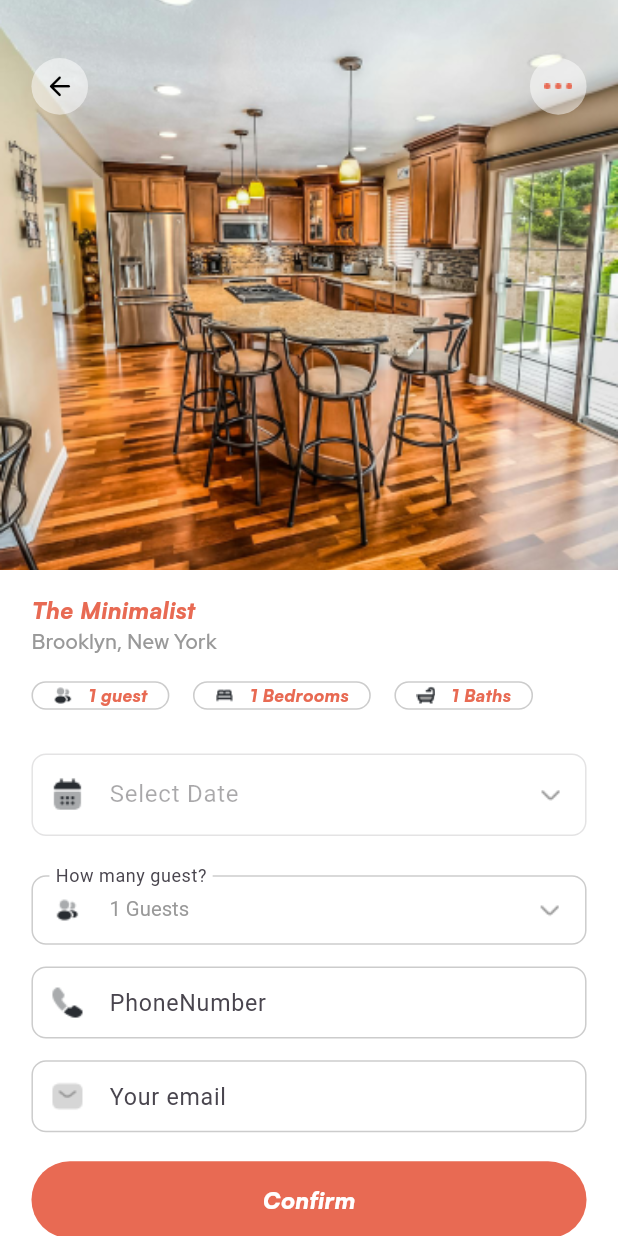
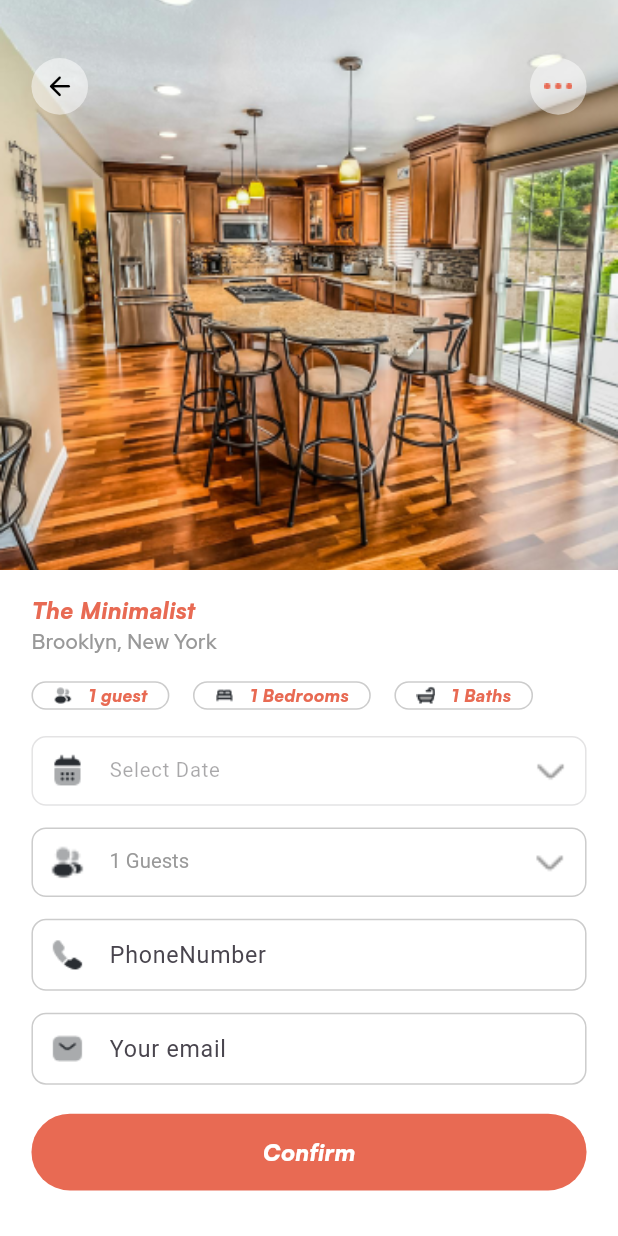
Before and after one commit to OmarMushtaha2020/Real_Estate_App, a Flutter app: the screen it shows after launch, on a phone screen of 412 x 824 dp. Run offline on Flutter 3.47's test engine with Material 3 defaults, Android fonts, the phone set to English and light mode, and no system bars; our stand-ins replace animate_do, calendar_date_picker2, device_preview, flutter_screenutil, get, google_maps_flutter and 3 more.

Commit message:
finish  the ui of  appointment_schedule

```diff
--- a/lib/app/components/common_widget/text_form_widget.dart
+++ b/lib/app/components/common_widget/text_form_widget.dart
@@ -24,7 +24,8 @@ TextFormFieldWidget(this.controller,this.hint,this.radius,this.validatorText,thi
         return null;
     },
       style: TextStyle(
-        fontSize: 16.sp
+        fontSize: 16.sp,
+        color:  color??Color(0xFF999999),
       ),
 
     decoration: InputDecoration(
--- a/lib/app/modules/home/views/appointment_schedule_view.dart
+++ b/lib/app/modules/home/views/appointment_schedule_view.dart
@@ -1,3 +1,4 @@
+import 'package:flutter/cupertino.dart';
 import 'package:flutter/material.dart';
 import 'package:flutter_screenutil/flutter_screenutil.dart';
 import 'package:get/get.dart';
@@ -44,7 +45,12 @@ class AppointmentScheduleView extends GetView<AppointmentScheduleController> {
                         padding:  EdgeInsets.symmetric(horizontal: 20.w,vertical: 40.h),
                         child: Row(
                           children: [
-                            Container(
+                            GestureDetector(
+                              onTap: (){
+                                Get.offNamed('/property_details');
+
+                              },
+                              child: Container(
                                 height: 36.w,
                                 width: 36.w,
                                 decoration: BoxDecoration(
@@ -55,6 +61,7 @@ class AppointmentScheduleView extends GetView<AppointmentScheduleController> {
                                   Icons.arrow_back_rounded,
                                   size: 20.w,
                                   color: Colors.black,
+                                ),
                               ),
                             ),
                             Spacer(),
@@ -228,16 +235,20 @@ class AppointmentScheduleView extends GetView<AppointmentScheduleController> {
 
                                   firstDate: DateTime(2000),
                                   lastDate: DateTime(2101),
+                                      dayTextStyle: TextStyle(
+                                        fontSize: 8.sp, // Adjust this size for unselected dates
+                                        color: Colors.black, // Set the color for unselected dates
+                                      ),
                                selectedRangeHighlightColor: Color(0xFFE86A53).withOpacity(0.80),
                                   selectedDayHighlightColor: Color(0xFFE86A53),
                                   selectedRangeDayTextStyle:TextStyle(
                                     color: Colors.white,
-                                    fontSize: 12.sp
+                                    fontSize: 8.sp
 
                                   ) ,
                                   calendarType: CalendarDatePicker2Type.range,
                                 ),
-                                dialogSize: Size(Get.width, Get.height/2),
+                                dialogSize: Size(MediaQuery.of(context).size.width/1.5, MediaQuery.of(context).size.height/2),
                                     dialogBackgroundColor: Colors.white
 
 
@@ -251,11 +262,17 @@ class AppointmentScheduleView extends GetView<AppointmentScheduleController> {
                               }
                             },
                             child: Container(
-                              padding: EdgeInsets.symmetric(vertical: 12.h),
+                              height:48.h,
+                              child: Column(
+                                children: [
+                                  Container(
+                                    height: 48.h,
                                     child: TextFormField(
                                       controller: controller.dateRangeController,
                                       enabled: false,
-                                style: TextStyle(fontSize: 16.sp),
+                                      style: TextStyle(                                    fontSize: 14.sp
+                                      ),
+
                                       decoration: InputDecoration(
                                         focusedBorder: OutlineInputBorder(
                                           borderSide:
@@ -272,18 +289,40 @@ class AppointmentScheduleView extends GetView<AppointmentScheduleController> {
                                           borderRadius: BorderRadius.circular(
                                               10.r), // Custom border radius
                                         ),
-                                  suffixIcon: ImageWidget(
+                                        suffixIcon: Column(
+                                          mainAxisAlignment: MainAxisAlignment.center,
+
+                                          children: [
+                                            ImageWidget(
                                               "assets/image/arrow_right.png",
+                                              fit: BoxFit.contain,
+
                                               height: 24.h,
                                               width: 24.w,
                                             ),
-                                  prefixIcon: ImageWidget(
+                                          ],
+                                        ),
+                                        prefixIcon: Column(
+                                          mainAxisAlignment: MainAxisAlignment.center,
+
+                                          children: [
+                                            ImageWidget(
                                               "assets/image/calendar.png",
                                               height: 24.h,
+                                              fit: BoxFit.contain,
+
                                               width: 24.w,
                                             ),
+                                          ],
+                                        ),
                                         labelText: 'Select Date',
+                                        labelStyle: TextStyle(
+                                          fontSize: 14.sp
+                                        )
                                       ),
+                                    ),
+                                  ),
+                                ],
                               ),
                             ),
                           ),
@@ -330,16 +369,29 @@ class AppointmentScheduleView extends GetView<AppointmentScheduleController> {
                                     borderRadius: BorderRadius.circular(
                                         10.r), // Custom border radius
                                   ),
-                                  labelText: 'How many guest?',
-prefixIcon:  ImageWidget(
+prefixIcon:  Column(
+  mainAxisAlignment: MainAxisAlignment.center,
+
+  children: [
+    ImageWidget(
                                       "assets/image/profile-2user.png",
                                       height: 24.h,
                                       width: 24.w,
+      fit: BoxFit.contain,
+
     ),
-                                  suffixIcon: ImageWidget(
+  ],
+),
+                                  suffixIcon: Column(
+                                    mainAxisAlignment: MainAxisAlignment.center,
+                                    children: [
+                                      ImageWidget(
                                         "assets/image/arrow_right.png",
                                         height: 24.h,
+                                        fit: BoxFit.contain,
                                         width: 24.w,
+                                      ),
+                                    ],
                                   ),
                                 ),
                               ),
@@ -348,30 +400,43 @@ prefixIcon:  ImageWidget(
                           SizeBoxWidget(height: 15.h),
 
                           // TextFormField for third input
-                          TextFormFieldWidget(icon:   ImageWidget(
+                          TextFormFieldWidget(icon:   Column(
+                            mainAxisAlignment: MainAxisAlignment.center,
+                            children: [
+                              ImageWidget(
                                 "assets/image/call.png",
-                            height: 24.h,
+                                height: 24.h,fit: BoxFit.contain,
                                 width: 24.w,
 
-                          ),controller.phoneNumber,color: Color(0xFF999999),
+                              ),
+
+                            ],
+                          ),controller.phoneNumber,color: Color(0xFFcccccc),
                               "PhoneNumber", 10.r, "PhoneNumber", 10.h, 10.w),
                           SizeBoxWidget(height: 15.h),
 
-                          TextFormFieldWidget(icon:   ImageWidget(
+                          TextFormFieldWidget(icon:   Column(
+                            mainAxisAlignment: MainAxisAlignment.center,
+                            children: [
+                              ImageWidget(
                                 "assets/image/sms.png",
                                 height: 24.h,
+                                fit: BoxFit.contain,
                                 width: 24.w,
-                            color: Color(0xFF999999),
 
+                              ),
+                            ],
                           ),controller.email, "Your email",
-                              10.r, "Your email", 10.h, 10.w,),
+                              10.r, "Your email", 10.h, 10.w,color:  Color(0xFFcccccc),),
                           // TextFormField for fourth input
 
                           Spacer(),
                           Padding(
                             padding:  EdgeInsets.only(top: 20.h,bottom: 20.h),
                             child: GestureDetector(
-                              onTap: () {},
+                              onTap: () {
+                                Get.offNamed('/appointment_success');
+                              },
                               child: Container(
                                 height: 53.h,
                                 width: double.infinity,
--- a/lib/app/modules/home/views/appointment_success_view.dart
+++ b/lib/app/modules/home/views/appointment_success_view.dart
@@ -99,6 +99,7 @@ class AppointmentSuccessView extends GetView {
               Spacer(),
               GestureDetector(
                 onTap: (){
+                  Get.offNamed('/Layout');
 
                 },
                 child: Container(
--- a/lib/app/modules/home/views/property_owner_view.dart
+++ b/lib/app/modules/home/views/property_owner_view.dart
@@ -204,7 +204,10 @@ class PropertyOwnerView extends GetView<PropertyOwnerController> {
         ),
 Padding(
   padding:  EdgeInsets.only(top: 90.h),
-  child: ImageWidget("assets/image/error.png",height: 28.w,width: 28.w,fit: BoxFit.cover,),
+  child: GestureDetector(onTap: (){
+    Get.offNamed("/property_details");
+
+  },child: ImageWidget("assets/image/error.png",height: 28.w,width: 28.w,fit: BoxFit.cover,)),
 ),
       ],
     );
--- a/lib/app/routes/app_pages.dart
+++ b/lib/app/routes/app_pages.dart
@@ -1,8 +1,10 @@
 import 'package:get/get.dart';
+import 'package:real_estate_app/app/modules/home/controllers/chat_details_controller.dart';
 
 import 'package:real_estate_app/app/modules/home/views/appointment_schedule_view.dart';
 import 'package:real_estate_app/app/modules/home/views/appointment_success_view.dart';
 import 'package:real_estate_app/app/modules/home/views/book_mark_view.dart';
+import 'package:real_estate_app/app/modules/home/views/chat_details_view.dart';
 import 'package:real_estate_app/app/modules/home/views/chat_view.dart';
 import 'package:real_estate_app/app/modules/home/views/email_verification_view.dart';
 import 'package:real_estate_app/app/modules/home/views/filter_view.dart';
@@ -187,7 +189,13 @@ class AppPages {
       transition: Transition.downToUp, // Example of another custom transition
       transitionDuration: const Duration(milliseconds: 500),
       binding: AppBinding(),
+    ),
+    GetPage(
+      name: _Paths.ChatDetails,
+      page: () =>  ChatDetailsView(),
+      transition: Transition.downToUp, // Example of another custom transition
+      transitionDuration: const Duration(milliseconds: 500),
+      binding: AppBinding(),
     )
-
   ];
 }
--- a/lib/app/routes/app_routes.dart
+++ b/lib/app/routes/app_routes.dart
@@ -26,6 +26,7 @@ static const PropertyOwner=_Paths.PropertyOwner;
 static const PhotosDetails=_Paths.PhotosDetails;
 static const AppointmentSuccess=_Paths.AppointmentSuccess;
 static const AppointmentSchedule=_Paths.AppointmentSchedule;
+static const ChatDetails=_Paths.ChatDetails;
 }
 
 abstract class _Paths {
@@ -52,4 +53,5 @@ static const PropertyOwner='/property_owner';
   static const PhotosDetails='/photos_details';
 static const AppointmentSuccess='/appointment_success';
 static const AppointmentSchedule='/appointment_schedule';
+static const ChatDetails='/chat_details';
 }
```
Also changed, not shown: lib/app/modules/home/bindings/app_binding.dart (+6 -5 lines), lib/app/modules/home/controllers/chat_details_controller.dart (added, +23 -0 lines), lib/app/modules/home/views/book_mark_view.dart (+7 -1 lines), lib/app/modules/home/views/chat_details_view.dart (added, +322 -0 lines), lib/app/modules/home/views/chat_view.dart (+6 -1 lines), lib/app/modules/home/views/home_view.dart (+6 -1 lines), lib/app/modules/home/views/property_details_view.dart (+17 -4 lines), assets/image/solar_check-read-linear.png (added), assets/image/video_call_image.png (added). Lines whose indentation alone changed are shown as unchanged.
